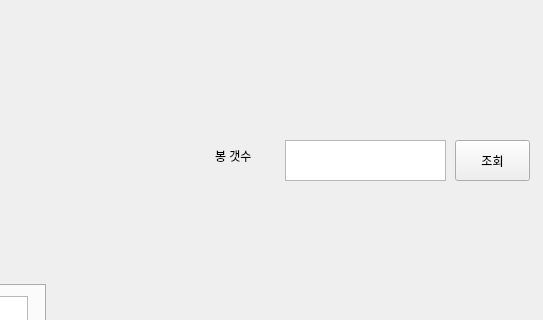
First picture: the form in main_window.ui, repository Pk-dev-git/MyTRbot, before the edit; both pictures show x 755 to 1298 and y 350 to 670 of the 1298 by 879 pixel window.
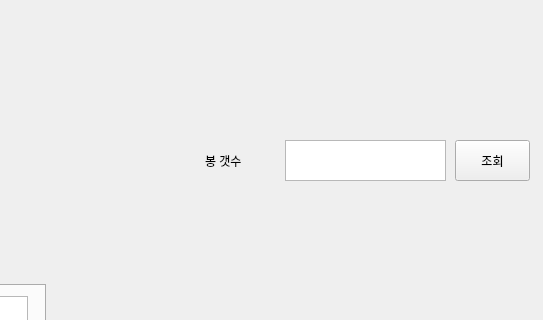
Second picture: the form after the edit.

Commit message: 8/2 - 차트 생성 작업

The edit to the form file:
```diff
--- a/main_window.ui
+++ b/main_window.ui
@@ -384,10 +384,10 @@
    <widget class="QLabel" name="label_10">
     <property name="geometry">
      <rect>
-      <x>970</x>
-      <y>500</y>
-      <width>54</width>
-      <height>12</height>
+      <x>960</x>
+      <y>490</y>
+      <width>71</width>
+      <height>41</height>
      </rect>
     </property>
     <property name="text">
```
The commit also changes 1 other file.
